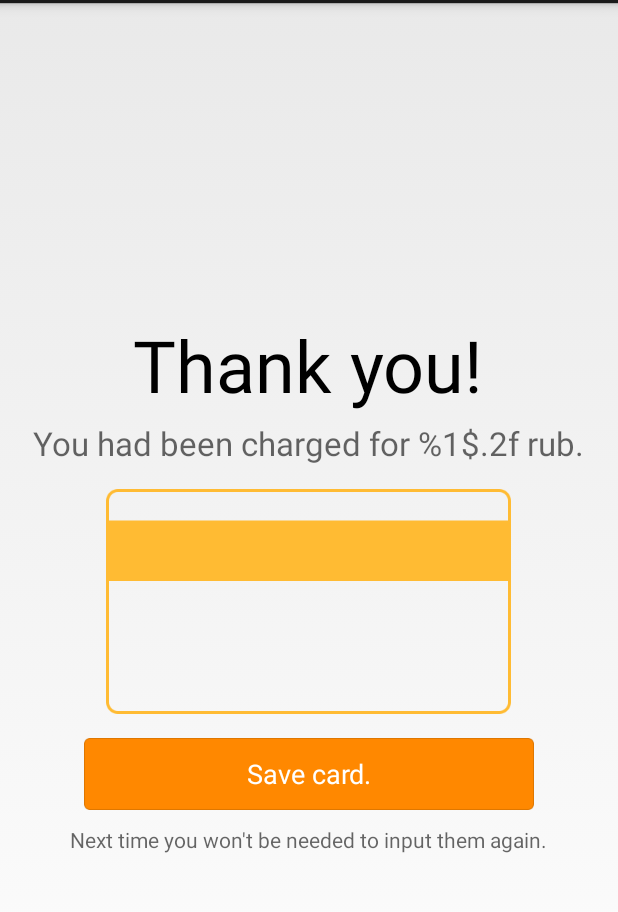
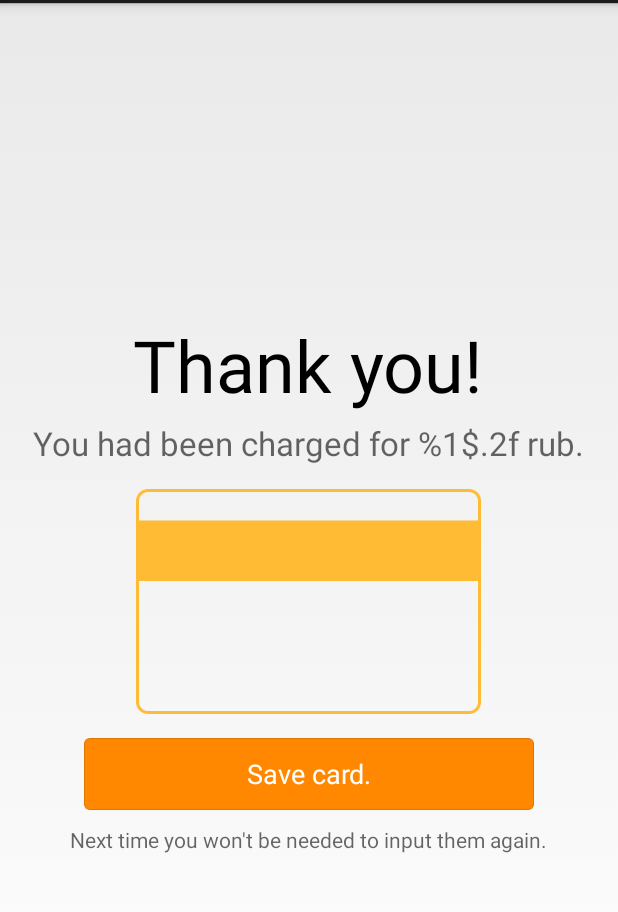
Before and after one commit to raqeta/yandex-money-sdk-android, an Android app: the fragment SuccessFragment shown on its own in the app's theme, on a phone screen of 412 x 824 dp, the part 69-981 px from its top. Run offline under Robolectric (Android 15) with nearby library versions, the phone set to English and light mode, and no system bars; 5 statements that could not run were skipped.

Commit message:
AND-2541 Fixes regarding to design guidelines.

```diff
--- a/ym-cps-android-sdk/src/main/java/ru/yandex/money/android/fragments/CscFragment.java
+++ b/ym-cps-android-sdk/src/main/java/ru/yandex/money/android/fragments/CscFragment.java
@@ -36,6 +36,7 @@ public class CscFragment extends PaymentFragment implements View.OnFocusChangeLi
     private TextView errorTitle;
     private TextView errorMessage;
     private EditText cscEditText;
+    private Button cancel;
     private Button pay;
 
     public static CscFragment newInstance(String requestId, MoneySource moneySource) {
@@ -78,7 +79,7 @@ public class CscFragment extends PaymentFragment implements View.OnFocusChangeLi
                 getString(MoneySourceFormatter.getCscNumberType(cardType)),
                 getString(MoneySourceFormatter.getCscNumberLocation(cardType))));
 
-        Button cancel = (Button) view.findViewById(R.id.cancel);
+        cancel = (Button) view.findViewById(R.id.cancel);
         cancel.setOnClickListener(new View.OnClickListener() {
             @Override
             public void onClick(View v) {
@@ -142,6 +143,7 @@ public class CscFragment extends PaymentFragment implements View.OnFocusChangeLi
     private void onPayClicked() {
         if (valid()) {
             setErrorGone();
+            cancel.setEnabled(false);
             pay.setEnabled(false);
             cscEditText.setEnabled(false);
             reqId = getPaymentActivity().getDataServiceHelper().process(requestId,
--- /dev/null
+++ b/ym-cps-android-sdk/src/main/res/color/button_secondary.xml
@@ -0,0 +1,6 @@
+<?xml version="1.0" encoding="utf-8"?>
+
+<selector xmlns:android="http://schemas.android.com/apk/res/android">
+    <item android:color="@color/ym_text_color_placeholder" android:state_enabled="false"/>
+    <item android:color="@color/ym_text_color_dark"/>
+</selector>
--- a/ym-cps-android-sdk/src/main/res/drawable/button_secondary_background.xml
+++ b/ym-cps-android-sdk/src/main/res/drawable/button_secondary_background.xml
@@ -2,5 +2,6 @@
 
 <selector xmlns:android="http://schemas.android.com/apk/res/android">
     <item android:drawable="@drawable/button_secondary_pressed" android:state_pressed="true"/>
+    <item android:drawable="@drawable/button_disabled" android:state_enabled="false" />
     <item android:drawable="@drawable/button_secondary"/>
 </selector>
--- a/ym-cps-android-sdk/src/main/res/layout/card_item.xml
+++ b/ym-cps-android-sdk/src/main/res/layout/card_item.xml
@@ -5,7 +5,9 @@
     android:layout_width="match_parent"
     android:layout_height="@dimen/ym_card_item_height"
     android:orientation="horizontal"
-    android:descendantFocusability="blocksDescendants">
+    android:descendantFocusability="blocksDescendants"
+    android:gravity="center_vertical"
+    android:background="#ffffffff">
 
     <TextView
         style="@style/YandexMoney.TextView.Card"
@@ -18,10 +20,10 @@
         android:gravity="center_vertical"/>
 
     <ImageButton
-        style="@android:style/Widget.Holo.Light.ActionButton.Overflow"
         android:id="@+id/actions"
         android:layout_width="wrap_content"
         android:layout_height="wrap_content"
+        android:background="@drawable/button_overflow"
         tools:ignore="ContentDescription"/>
 
 </LinearLayout>
--- a/ym-cps-android-sdk/src/main/res/layout/cards_fragment.xml
+++ b/ym-cps-android-sdk/src/main/res/layout/cards_fragment.xml
@@ -49,6 +49,6 @@
         android:id="@android:id/list"
         android:layout_width="match_parent"
         android:layout_height="wrap_content"
-        android:background="@drawable/island"/>
+        android:background="@drawable/island_list"/>
 
 </LinearLayout>
--- a/ym-cps-android-sdk/src/main/res/layout/success_fragment.xml
+++ b/ym-cps-android-sdk/src/main/res/layout/success_fragment.xml
@@ -47,6 +47,15 @@
 
         </RelativeLayout>
 
+        <ImageView
+            android:id="@+id/success"
+            android:layout_width="wrap_content"
+            android:layout_height="wrap_content"
+            android:layout_margin="@dimen/ym_screen_border_margin"
+            android:src="@drawable/success_big"
+            android:visibility="gone"
+            tools:ignore="ContentDescription" />
+
         <Button
             style="@style/YandexMoney.Button.Primary.Large"
             android:id="@+id/save_card"
--- a/ym-cps-android-sdk/src/main/res/values/styles.xml
+++ b/ym-cps-android-sdk/src/main/res/values/styles.xml
@@ -11,7 +11,7 @@
 
     <style name="YandexMoney.Button.Primary" parent="YandexMoney.Button">
         <item name="android:background">@drawable/button_primary_background</item>
-        <item name="android:textColor">@color/button_primary_color</item>
+        <item name="android:textColor">@color/button_primary</item>
     </style>
 
     <style name="YandexMoney.Button.Primary.Large" parent="YandexMoney.Button.Primary">
@@ -21,7 +21,7 @@
 
     <style name="YandexMoney.Button.Secondary" parent="YandexMoney.Button">
         <item name="android:background">@drawable/button_secondary_background</item>
-        <item name="android:textColor">@color/ym_text_color_dark</item>
+        <item name="android:textColor">@color/button_secondary</item>
     </style>
 
     <style name="YandexMoney.TextView" parent="android:Widget.TextView">
@@ -50,7 +50,7 @@
     </style>
 
     <style name="YandexMoney.Card" parent="android:Widget">
-        <item name="android:layout_width">270dp</item>
+        <item name="android:layout_width">230dp</item>
         <item name="android:layout_height">150dp</item>
         <item name="android:layout_margin">@dimen/ym_screen_border_margin</item>
     </style>
```
Also changed, not shown: ym-cps-android-sdk/src/main/java/ru/yandex/money/android/fragments/SuccessFragment.java (+14 -2 lines), ym-cps-android-sdk/src/main/java/ru/yandex/money/android/utils/Views.java (+7 -0 lines), ym-cps-android-sdk/src/main/res/color/button_primary.xml (renamed from ym-cps-android-sdk/src/main/res/color/button_primary_color.xml), ym-cps-android-sdk/src/main/res/drawable-hdpi/button_overflow.png (added), ym-cps-android-sdk/src/main/res/drawable-hdpi/island_list.9.png (added), ym-cps-android-sdk/src/main/res/drawable-hdpi/success_big.png (added), ym-cps-android-sdk/src/main/res/drawable-mdpi/button_overflow.png (added), ym-cps-android-sdk/src/main/res/drawable-mdpi/island_list.9.png (added), ym-cps-android-sdk/src/main/res/drawable-mdpi/success_big.png (added), ym-cps-android-sdk/src/main/res/drawable-xhdpi/button_overflow.png (added), ym-cps-android-sdk/src/main/res/drawable-xhdpi/island_list.9.png (added), ym-cps-android-sdk/src/main/res/drawable-xhdpi/success_big.png (added).
